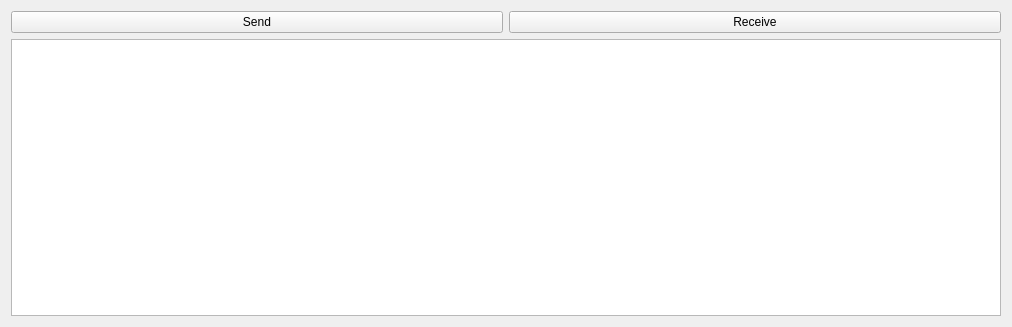
First picture: the form in Widget.ui, repository JoseTomasTocino/ClipboardFileTransfer, before the edit.
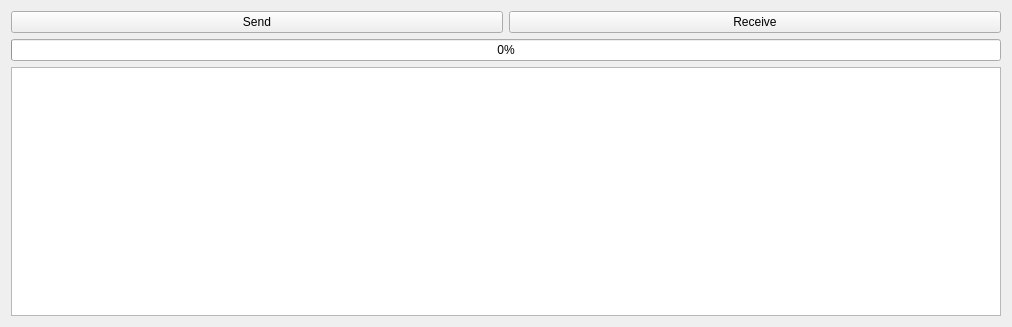
Second picture: the form after the edit.

Commit message: Add receiver and sender classes, and progress bar

Patch:
```diff
--- a/Widget.ui
+++ b/Widget.ui
@@ -32,6 +32,13 @@
      </item>
     </layout>
    </item>
+   <item>
+    <widget class="QProgressBar" name="progressBar">
+     <property name="value">
+      <number>0</number>
+     </property>
+    </widget>
+   </item>
    <item>
     <widget class="QPlainTextEdit" name="txtLog"/>
    </item>
```
The commit also changes 10 other files.
